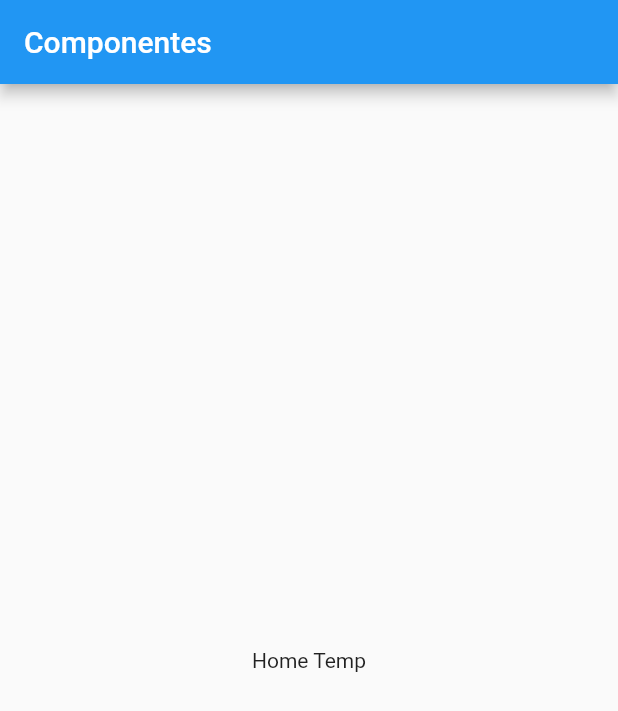
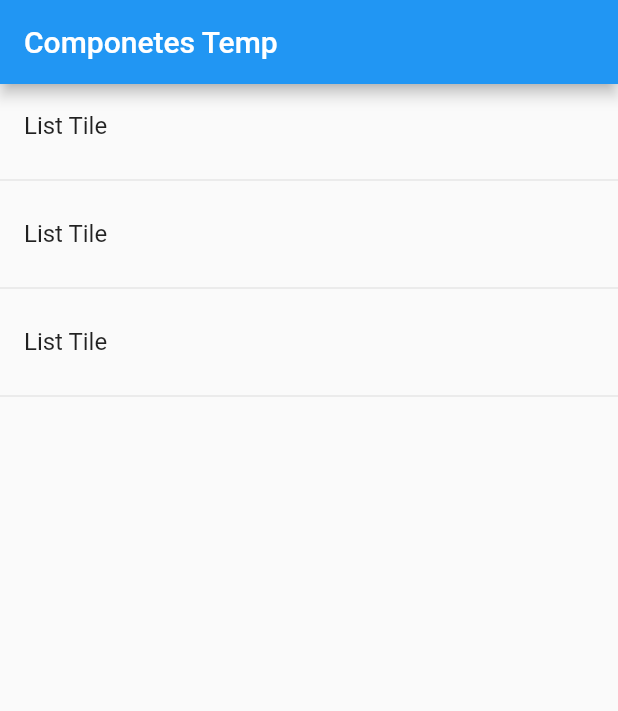
Before and after one commit to Jhonsebas77/udemy-flutter-components, a Flutter app: the screen it shows after launch, on a phone screen of 412 x 824 dp. Shown: the top 711 px of the screen. Run offline on Flutter 3.47's test engine with Material 2 defaults, Android fonts, the phone set to English and light mode, and no system bars.

Commit message:
Create ListView and ListTile Widget

```diff
--- a/lib/main.dart
+++ b/lib/main.dart
@@ -9,12 +9,7 @@ class MyApp extends StatelessWidget {
     return MaterialApp(
       title: 'Component App',
       debugShowCheckedModeBanner: false,
-      home: Scaffold(
-        appBar: AppBar(
-          title: Text('Componentes'),
-        ),
-        body: HomePageTemp(),
-      ),
+      home: HomePageTemp(),
     );
   }
 }
--- a/lib/src/page/home_temp.dart
+++ b/lib/src/page/home_temp.dart
@@ -5,9 +5,25 @@ class HomePageTemp extends StatelessWidget {
 
   @override
   Widget build(BuildContext context) {
-    return Center(
-      child: Container(
-        child: Text('Home Temp'),
+    return Scaffold(
+      appBar: AppBar(
+        title: Text('Componetes Temp'),
+      ),
+      body: ListView(
+        children: <Widget>[
+          ListTile(
+            title: Text('List Tile'),
+          ),
+          Divider(),
+          ListTile(
+            title: Text('List Tile'),
+          ),
+          Divider(),
+          ListTile(
+            title: Text('List Tile'),
+          ),
+          Divider(),
+        ],
       ),
     );
   }
```
